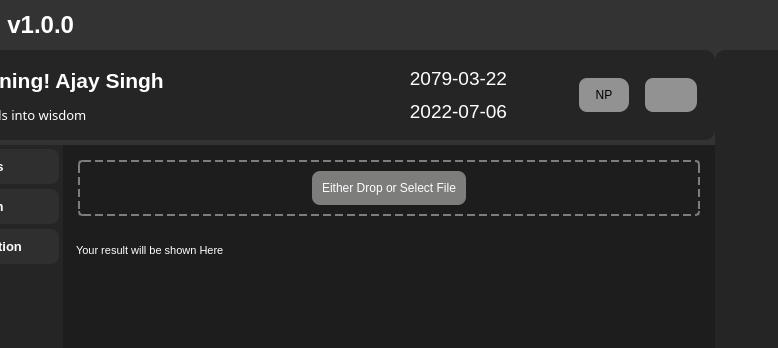
mentormaya/Maya-Utility-App, file assets/UI/Interface.ui: the form before one commit; both pictures show x 210 to 988 and y 0 to 348 of the 1100 by 700 pixel window.
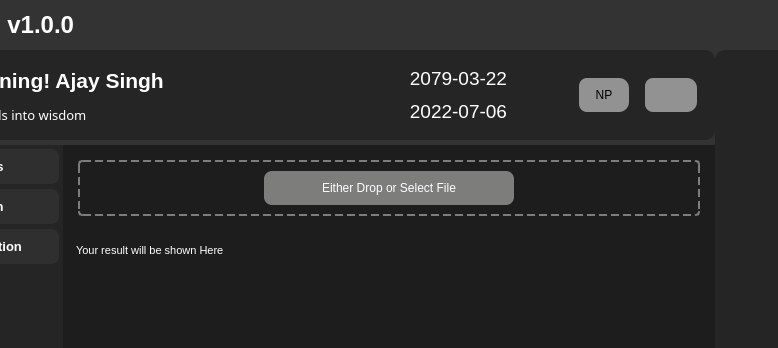
The form after the commit. The open tabs and pages were chosen to show the change. Icons and pictures are not drawn. Custom widgets are drawn as their Qt base class.

```diff
--- a/assets/UI/Interface.ui
+++ b/assets/UI/Interface.ui
@@ -1399,8 +1399,8 @@
                       <property name="frameShadow">
                        <enum>QFrame::Raised</enum>
                       </property>
-                      <layout class="QVBoxLayout" name="verticalLayout_25">
-                       <item alignment="Qt::AlignHCenter">
+                      <layout class="QHBoxLayout" name="horizontalLayout_11">
+                       <item>
                         <widget class="QPushButton" name="select_file_btn">
                          <property name="minimumSize">
                           <size>
```
Left out of the diff: 2 changed lines with no effect on the pictures.
